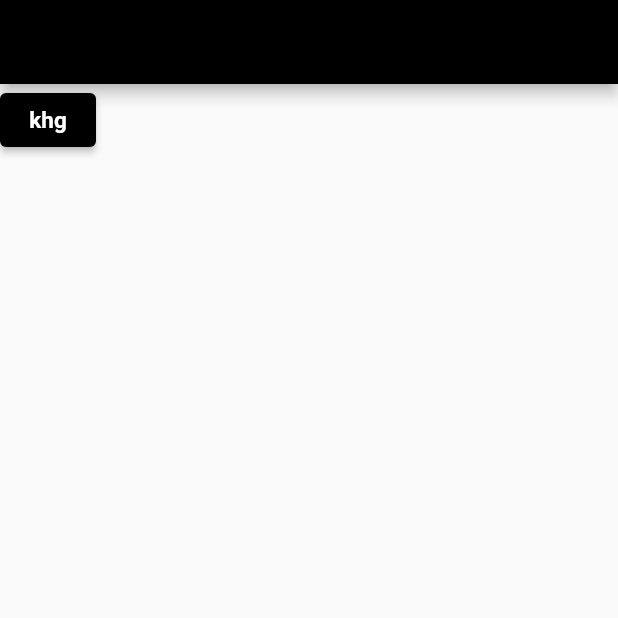
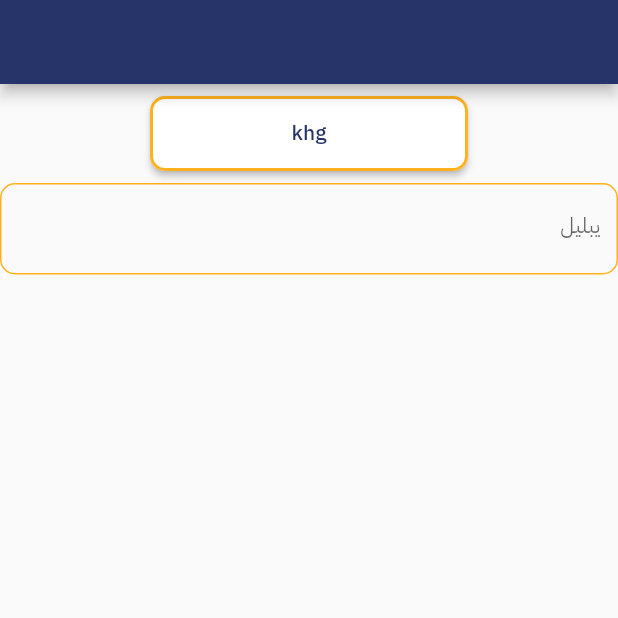
Before and after one commit to bilalraad/otb_client, a Flutter app: the screen it shows after launch, on a phone screen of 412 x 824 dp, the top half of it. Run offline on Flutter 3.47's test engine with Material 2 defaults, Android fonts, the light colour scheme and no system bars.

Commit message:
added some basic components

```diff
--- a/lib/app.dart
+++ b/lib/app.dart
@@ -1,5 +1,6 @@
 import 'package:flutter/material.dart';
 import 'package:flutter_localizations/flutter_localizations.dart';
+import 'package:otb_client/src/view/utils/app_text_styles.dart';
 
 import 'src/localization/app_localizations.dart';
 import 'src/view/home.dart';
@@ -20,15 +21,23 @@ class OTBApp extends StatelessWidget {
         Locale('ar', ''),
       ],
       theme: ThemeData(
+          fontFamily: 'IBM',
+          textTheme: TextTheme(
+            button: AppTextStyles.buttonTextStyle(),
+            bodyText1: AppTextStyles.body(),
+            bodyText2: AppTextStyles.body(),
+            headline6: AppTextStyles.headerStyle(),
+            subtitle1: AppTextStyles.subHeaderStyle(),
+          ),
           colorScheme: const ColorScheme.light(
-        primary: Colors.black,
-        primaryVariant: Colors.blueGrey,
-        secondary: Colors.amber,
-        secondaryVariant: Colors.amber,
-        surface: Colors.white,
-        background: Colors.white,
-        error: Colors.red,
-      )),
+            primary: Color(0xFF27346A),
+            primaryVariant: Color(0xFFBFC1CC),
+            secondary: Color(0xFFFFB11E),
+            secondaryVariant: Color(0xFFEADABD),
+            surface: Colors.white,
+            background: Colors.white,
+            error: Color(0xFFCF2127),
+          )),
       home: const Home(),
     );
   }
--- a/lib/src/view/home.dart
+++ b/lib/src/view/home.dart
@@ -1,6 +1,9 @@
 import 'package:flutter/material.dart';
 import 'package:otb_client/src/data/API/search_query_service.dart';
 import 'package:otb_client/src/data/models/trips_query_result.dart';
+
+import 'utils/app_text_field.dart';
+import 'utils/app_button.dart';
 
 class Home extends StatelessWidget {
   const Home({Key? key}) : super(key: key);
@@ -15,7 +18,15 @@ class Home extends StatelessWidget {
             final result = snapshot.data;
             return Column(
               children: [
-                ElevatedButton(onPressed: () {}, child: Text('khg')),
+                Padding(
+                  padding: const EdgeInsets.all(8.0),
+                  child: AppButton(
+                    onPressed: () {},
+                    text: 'khg',
+                    buttonType: ButtonType.secondary,
+                  ),
+                ),
+                AppTextField(lableText: 'يبليل'),
                 // Container(
                 //   width: 100,
                 //   height: 100,
--- /dev/null
+++ b/lib/src/view/utils/app_button.dart
@@ -0,0 +1,57 @@
+import 'package:flutter/material.dart';
+
+import 'app_text_styles.dart';
+
+enum ButtonType {
+  primary,
+  secondary,
+}
+
+class AppButton extends StatelessWidget {
+  final VoidCallback onPressed;
+  final String text;
+  final double width;
+  final Color? textColor;
+  final Color? backroundColor;
+  final ButtonType buttonType;
+
+  const AppButton({
+    Key? key,
+    required this.onPressed,
+    required this.text,
+    this.buttonType = ButtonType.primary,
+    this.width = 180,
+    this.textColor,
+    this.backroundColor,
+  }) : super(key: key);
+
+  @override
+  Widget build(BuildContext context) {
+    final isPrimary = buttonType == ButtonType.primary;
+    final buttonBgColor = isPrimary
+        ? Theme.of(context).colorScheme.secondary
+        : Theme.of(context).colorScheme.background;
+    return ElevatedButton(
+        onPressed: onPressed,
+        style: ElevatedButton.styleFrom(
+            primary: backroundColor ?? buttonBgColor,
+            shape: RoundedRectangleBorder(
+                side: isPrimary
+                    ? BorderSide.none
+                    : BorderSide(
+                        width: 2,
+                        color: Theme.of(context).colorScheme.secondary,
+                      ),
+                borderRadius: BorderRadius.circular(10))),
+        child: Container(
+          width: width,
+          height: 50,
+          padding: const EdgeInsets.all(3),
+          alignment: Alignment.center,
+          child: Text(
+            text,
+            style: AppTextStyles.buttonTextStyle().copyWith(color: textColor),
+          ),
+        ));
+  }
+}
--- /dev/null
+++ b/lib/src/view/utils/app_colors.dart
@@ -0,0 +1,10 @@
+import 'package:flutter/material.dart';
+
+class AppColors {
+  static const Color primaryColor = Color(0xFF27346A);
+  static const Color primaryLightColor = Color(0xFFBBDEFB);
+  static const Color secondaryColor = Color(0xFFFFB11E);
+  static const Color white = Color(0xFFFFFFFF);
+  static const Color black = Color(0xFF323232);
+  static const Color inputFontColor = Color(0xFFFFB11E);
+}
--- /dev/null
+++ b/lib/src/view/utils/app_text_field.dart
@@ -0,0 +1,61 @@
+import 'package:flutter/material.dart';
+
+import 'app_text_styles.dart';
+
+class AppTextField extends StatelessWidget {
+  final String? hintText;
+  final String lableText;
+  final IconData? icon;
+  final ValueChanged<String>? onChanged;
+  final FormFieldValidator<String>? validator;
+  final TextEditingController? controller;
+  final TextInputType keyboardType;
+  final bool obscureText;
+  final int? minLines;
+  final Widget? suffixIcon;
+  final TextInputAction textInputAction;
+  final ValueChanged<String>? onFieldSubmitted;
+
+  const AppTextField({
+    Key? key,
+    required this.lableText,
+    this.hintText,
+    this.icon,
+    this.onChanged,
+    this.validator,
+    this.controller,
+    this.suffixIcon,
+    this.minLines,
+    this.textInputAction = TextInputAction.done,
+    this.obscureText = false,
+    this.keyboardType = TextInputType.text,
+    this.onFieldSubmitted,
+  }) : super(key: key);
+
+  @override
+  Widget build(BuildContext context) {
+    return TextFormField(
+      validator: validator,
+      controller: controller,
+      obscureText: obscureText,
+      onChanged: onChanged,
+      keyboardType: keyboardType,
+      onFieldSubmitted: onFieldSubmitted,
+      textInputAction: textInputAction,
+      style: AppTextStyles.inputStyle(),
+      maxLines: minLines ?? 1,
+      decoration: InputDecoration(
+        labelText: lableText,
+        icon: icon != null ? Icon(icon, size: 20) : null,
+        hintText: hintText,
+        enabledBorder: OutlineInputBorder(
+          borderSide:
+              BorderSide(color: Theme.of(context).colorScheme.secondary),
+          borderRadius: BorderRadius.circular(10),
+        ),
+        border: OutlineInputBorder(borderRadius: BorderRadius.circular(10)),
+        suffixIcon: suffixIcon,
+      ),
+    );
+  }
+}
--- /dev/null
+++ b/lib/src/view/utils/app_text_styles.dart
@@ -0,0 +1,53 @@
+import 'package:flutter/material.dart';
+
+import 'app_colors.dart';
+
+class AppTextStyles {
+  static TextStyle inputStyle({
+    double size = 14,
+    FontWeight fontWeight = FontWeight.w400,
+  }) =>
+      TextStyle(
+        color: AppColors.primaryColor,
+        fontSize: size,
+        fontWeight: fontWeight,
+      );
+  static TextStyle subHeaderStyle({
+    double size = 18,
+    FontWeight fontWeight = FontWeight.w400,
+  }) =>
+      TextStyle(
+        color: AppColors.black,
+        fontSize: size,
+        fontWeight: fontWeight,
+      );
+  static TextStyle headerStyle({
+    double size = 24,
+    FontWeight fontWeight = FontWeight.w500,
+  }) =>
+      TextStyle(
+        color: AppColors.black,
+        fontSize: size,
+        fontWeight: fontWeight,
+      );
+  static TextStyle buttonTextStyle({
+    double size = 14,
+    FontWeight fontWeight = FontWeight.w500,
+  }) =>
+      TextStyle(
+        color: AppColors.primaryColor,
+        fontSize: size,
+        fontWeight: fontWeight,
+      );
+
+  static TextStyle body({
+    double size = 14,
+    FontWeight fontWeight = FontWeight.w400,
+    Color textColor = AppColors.black,
+  }) =>
+      TextStyle(
+        color: textColor,
+        fontSize: size,
+        fontWeight: fontWeight,
+      );
+}
```
